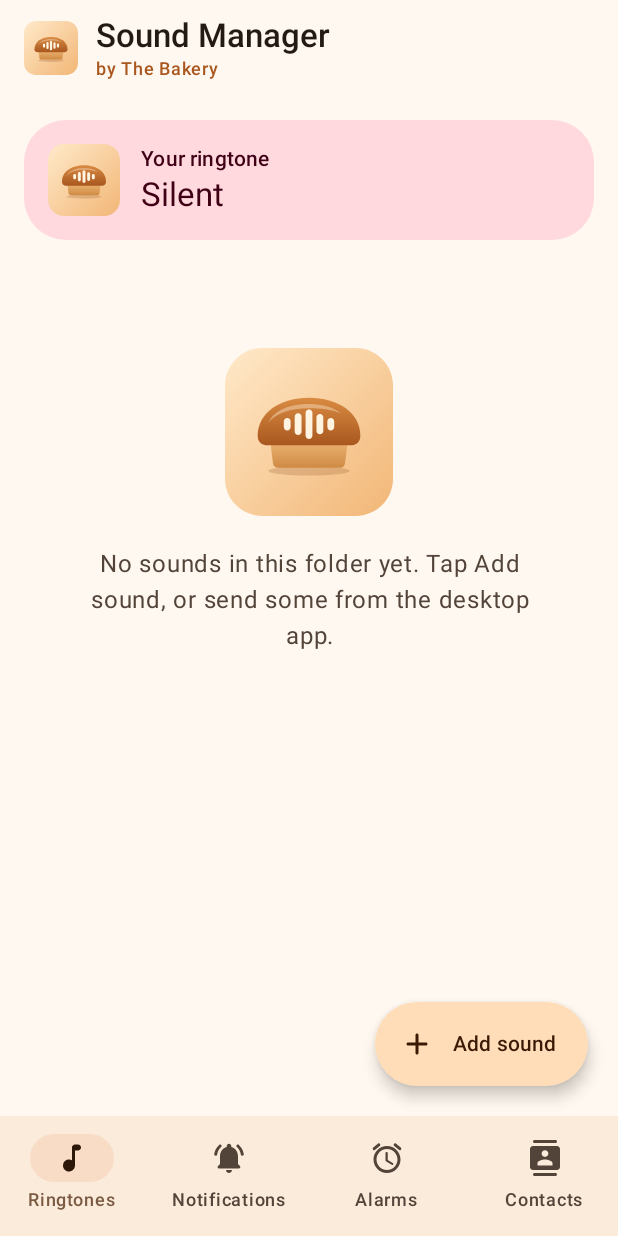
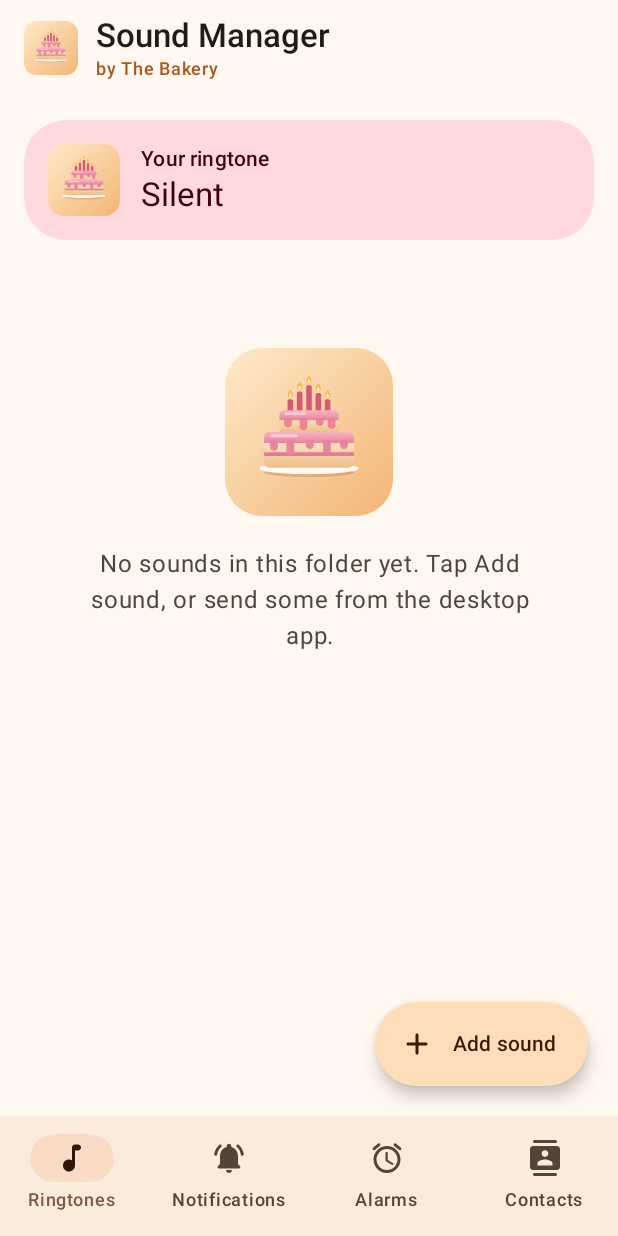
Before and after one commit to miniyoung84/android-sound-manager, an Android app built with Jetpack Compose: the screen it shows after launch (MainActivity), on a phone screen of 412 x 824 dp. Run offline under Robolectric (Android 15) with nearby library versions, the phone set to English and light mode, and no system bars.

Commit message:
New logo: a strawberry cake whose candles rise and fall like a sound wave
- scripts/make_brand.py now draws the logo from one set of shapes and writes
  branding/bakery_logo.svg plus the Android launcher, themed (monochrome)
  and in-app drawables, so every copy stays identical
- Desktop icon regenerated from the new SVG (make_icon.py)
- Same cream-to-caramel background; strawberry frosting matches the app's
  accent colour

Co-Authored-By: Claude Opus 5.5 <noreply@anthropic.com>

```diff
--- a/android/app/src/main/res/drawable/bakery_logo.xml
+++ b/android/app/src/main/res/drawable/bakery_logo.xml
@@ -1,5 +1,5 @@
 <?xml version="1.0" encoding="utf-8"?>
-<!-- In-app logo: the full rounded icon from branding/bakery_logo.svg. -->
+<!-- In-app logo: the full rounded icon. Generated by scripts/make_brand.py. -->
 <vector xmlns:android="http://schemas.android.com/apk/res/android"
     xmlns:aapt="http://schemas.android.com/aapt"
     android:width="108dp"
@@ -8,57 +8,75 @@
     android:viewportHeight="108">
     <path android:pathData="M24,0h60a24,24 0,0 1,24 24v60a24,24 0,0 1,-24 24h-60a24,24 0,0 1,-24 -24v-60a24,24 0,0 1,24 -24z">
         <aapt:attr name="android:fillColor">
-            <gradient
-                android:type="linear"
-                android:startX="0"
-                android:startY="0"
-                android:endX="108"
-                android:endY="108">
+            <gradient android:type="linear" android:startX="0" android:startY="0" android:endX="108" android:endY="108">
                 <item android:offset="0" android:color="#FFFFE9C9" />
                 <item android:offset="1" android:color="#FFF2B676" />
             </gradient>
         </aapt:attr>
-    </path>    <group
-        android:pivotX="54"
-        android:pivotY="54"
-        android:scaleX="1"
-        android:scaleY="1">
+    </path>
     <path
-            android:fillColor="#8A4A1C"
+        android:pathData="M25,80a29,3 0,1 0,58,0a29,3 0,1 0,-58,0z"
         android:fillAlpha="0.22"
-            android:pathData="M28,79a26,3 0,1 0,52 0a26,3 0,1 0,-52 0z" />
-        <path android:pathData="M29,59 L79,59 L77.2,74 Q76.8,77 73.8,77 L34.2,77 Q31.2,77 30.8,74 Z">
+        android:fillColor="#FF8A4A1C" />
+    <path
+        android:pathData="M22,77.5a32,3.6 0,1 0,64,0a32,3.6 0,1 0,-64,0z"
+        android:fillColor="#FFFFFAF2" />
+    <path
+        android:pathData="M25,58h58v15a4,4 0,0 1,-4 4h-50a4,4 0,0 1,-4 -4z">
         <aapt:attr name="android:fillColor">
-                <gradient
-                    android:type="linear"
-                    android:startX="0"
-                    android:startY="59"
-                    android:endX="0"
-                    android:endY="77">
-                    <item android:offset="0" android:color="#FFEDB574" />
-                    <item android:offset="1" android:color="#FFCF8A44" />
-                </gradient>
-            </aapt:attr>
-        </path>
-        <path android:pathData="M21,56.5 C21,41.5 35.5,32 54,32 C72.5,32 87,41.5 87,56.5 C87,60.3 84.3,62.5 80.5,62.5 L27.5,62.5 C23.7,62.5 21,60.3 21,56.5 Z">
-            <aapt:attr name="android:fillColor">
-                <gradient
-                    android:type="linear"
-                    android:startX="0"
-                    android:startY="32"
-                    android:endX="0"
-                    android:endY="62.5">
-                    <item android:offset="0" android:color="#FFD98B42" />
-                    <item android:offset="1" android:color="#FFA9571F" />
+            <gradient android:type="linear" android:startX="0" android:startY="58" android:endX="0" android:endY="77">
+                <item android:offset="0" android:color="#FFFCE7CC" />
+                <item android:offset="1" android:color="#FFEEBF8B" />
             </gradient>
         </aapt:attr>
     </path>
     <path
-            android:fillColor="#FFF3DF"
-            android:fillAlpha="0.38"
-            android:pathData="M28,48 C31,40.5 41,36 54,36 C63,36 70,38.2 74.5,42 C68,39.6 61.5,38.8 54,38.8 C42,38.8 32.5,42 28,48 Z" />
+        android:pathData="M25,67h58v2.4h-58z"
+        android:fillColor="#FFE27C93" />
     <path
-            android:fillColor="#FFF3E2"
-            android:pathData="M40,45h0a2.2,2.2 0,0 1,2.2 2.2v3.6a2.2,2.2 0,0 1,-4.4 0v-3.6a2.2,2.2 0,0 1,2.2 -2.2z M47,42h0a2.2,2.2 0,0 1,2.2 2.2v9.6a2.2,2.2 0,0 1,-4.4 0v-9.6a2.2,2.2 0,0 1,2.2 -2.2z M54,39.5h0a2.2,2.2 0,0 1,2.2 2.2v14.6a2.2,2.2 0,0 1,-4.4 0v-14.6a2.2,2.2 0,0 1,2.2 -2.2z M61,42.5h0a2.2,2.2 0,0 1,2.2 2.2v8.6a2.2,2.2 0,0 1,-4.4 0v-8.6a2.2,2.2 0,0 1,2.2 -2.2z M68,45h0a2.2,2.2 0,0 1,2.2 2.2v3.6a2.2,2.2 0,0 1,-4.4 0v-3.6a2.2,2.2 0,0 1,2.2 -2.2z" />
-    </group>
+        android:pathData="M25,58a4,4 0,0 1,4 -4h50a4,4 0,0 1,4 4v3h-58z">
+        <aapt:attr name="android:fillColor">
+            <gradient android:type="linear" android:startX="0" android:startY="54" android:endX="0" android:endY="61">
+                <item android:offset="0" android:color="#FFF8B3C1" />
+                <item android:offset="1" android:color="#FFE9859B" />
+            </gradient>
+        </aapt:attr>
+    </path>
+    <path
+        android:pathData="M29,59h5.0v4.5a2.5,2.5 0,0 1,-5.0,0zM39.5,59h5.0v7.5a2.5,2.5 0,0 1,-5.0,0zM52,59h5.0v3.5a2.5,2.5 0,0 1,-5.0,0zM63,59h5.0v6.5a2.5,2.5 0,0 1,-5.0,0zM74,59h5.0v3.5a2.5,2.5 0,0 1,-5.0,0z"
+        android:fillColor="#FFE9859B" />
+    <path
+        android:pathData="M35,44h38v10h-38z">
+        <aapt:attr name="android:fillColor">
+            <gradient android:type="linear" android:startX="0" android:startY="44" android:endX="0" android:endY="54">
+                <item android:offset="0" android:color="#FFFCE7CC" />
+                <item android:offset="1" android:color="#FFEEBF8B" />
+            </gradient>
+        </aapt:attr>
+    </path>
+    <path
+        android:pathData="M35,43.5a3.5,3.5 0,0 1,3.5 -3.5h31a3.5,3.5 0,0 1,3.5 3.5v3h-38z">
+        <aapt:attr name="android:fillColor">
+            <gradient android:type="linear" android:startX="0" android:startY="40" android:endX="0" android:endY="46.5">
+                <item android:offset="0" android:color="#FFF8B3C1" />
+                <item android:offset="1" android:color="#FFE9859B" />
+            </gradient>
+        </aapt:attr>
+    </path>
+    <path
+        android:pathData="M38,45h5.0v3.5a2.5,2.5 0,0 1,-5.0,0zM48,45h5.0v5.5a2.5,2.5 0,0 1,-5.0,0zM58.5,45h5.0v2.5a2.5,2.5 0,0 1,-5.0,0zM66,45h5.0v4.5a2.5,2.5 0,0 1,-5.0,0z"
+        android:fillColor="#FFE9859B" />
+    <path
+        android:pathData="M30,55.6h16a0.9,0.9 0,0 1,0 1.8h-16a0.9,0.9 0,0 1,0 -1.8zM39,41.5h12a0.8,0.8 0,0 1,0 1.6h-12a0.8,0.8 0,0 1,0 -1.6z"
+        android:fillAlpha="0.45"
+        android:fillColor="#FFFFFFFF" />
+    <path
+        android:pathData="M40.2,40v-5.8a1.2,1.2 0,0 1,1.2,-1.2h1.2a1.2,1.2 0,0 1,1.2,1.2v5.8zM46.2,40v-10.8a1.2,1.2 0,0 1,1.2,-1.2h1.2a1.2,1.2 0,0 1,1.2,1.2v10.8zM52.2,40v-14.8a1.2,1.2 0,0 1,1.2,-1.2h1.2a1.2,1.2 0,0 1,1.2,1.2v14.8zM58.2,40v-9.8a1.2,1.2 0,0 1,1.2,-1.2h1.2a1.2,1.2 0,0 1,1.2,1.2v9.8zM64.2,40v-5.8a1.2,1.2 0,0 1,1.2,-1.2h1.2a1.2,1.2 0,0 1,1.2,1.2v5.8z"
+        android:fillColor="#FFD65A78" />
+    <path
+        android:pathData="M42,26.6C44.28,29.2 44.09,31.8 42,31.8C39.91,31.8 39.72,29.2 42,26.6zM48,21.6C50.28,24.2 50.09,26.8 48,26.8C45.91,26.8 45.72,24.2 48,21.6zM54,17.6C56.28,20.2 56.09,22.8 54,22.8C51.91,22.8 51.72,20.2 54,17.6zM60,22.6C62.28,25.2 62.09,27.8 60,27.8C57.91,27.8 57.72,25.2 60,22.6zM66,26.6C68.28,29.2 68.09,31.8 66,31.8C63.91,31.8 63.72,29.2 66,26.6z"
+        android:fillColor="#FFFFB547" />
+    <path
+        android:pathData="M42,29.0C43.2,30.3 43.1,31.6 42,31.6C40.9,31.6 40.8,30.3 42,29.0zM48,24.0C49.2,25.3 49.1,26.6 48,26.6C46.9,26.6 46.8,25.3 48,24.0zM54,20.0C55.2,21.3 55.1,22.6 54,22.6C52.9,22.6 52.8,21.3 54,20.0zM60,25.0C61.2,26.3 61.1,27.6 60,27.6C58.9,27.6 58.8,26.3 60,25.0zM66,29.0C67.2,30.3 67.1,31.6 66,31.6C64.9,31.6 64.8,30.3 66,29.0z"
+        android:fillColor="#FFFFF1C2" />
 </vector>
```
Also changed, not shown: android/app/src/main/res/drawable/ic_launcher_foreground.xml (+59 -35 lines), android/app/src/main/res/drawable/ic_launcher_monochrome.xml (+5 -11 lines), 5 other files. Lines whose indentation alone changed are shown as unchanged.
